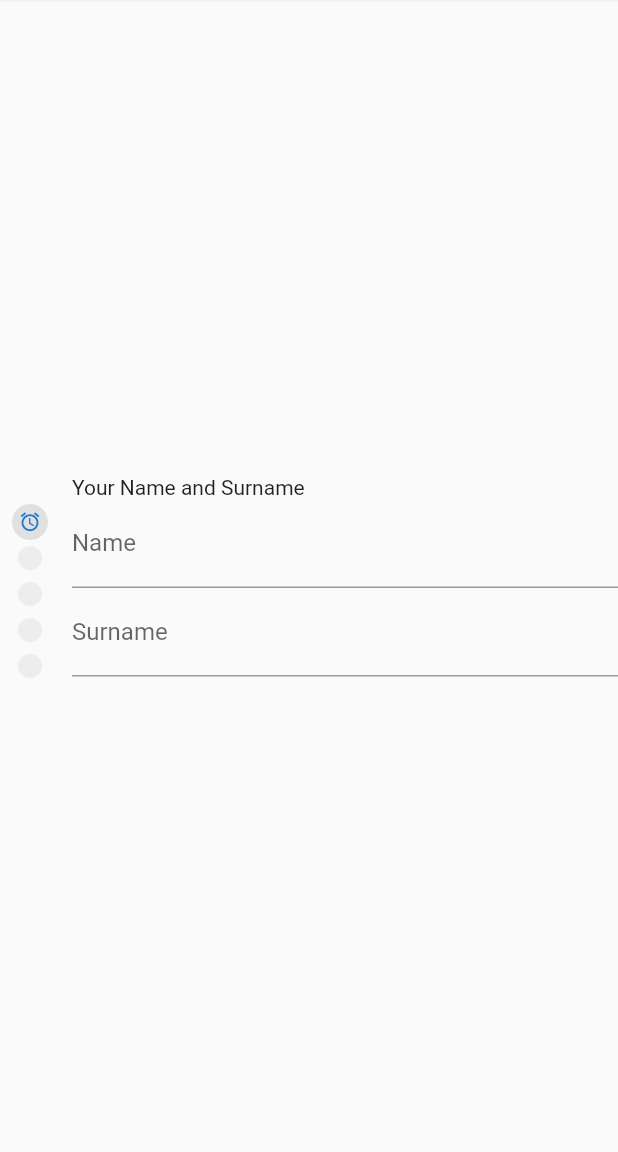
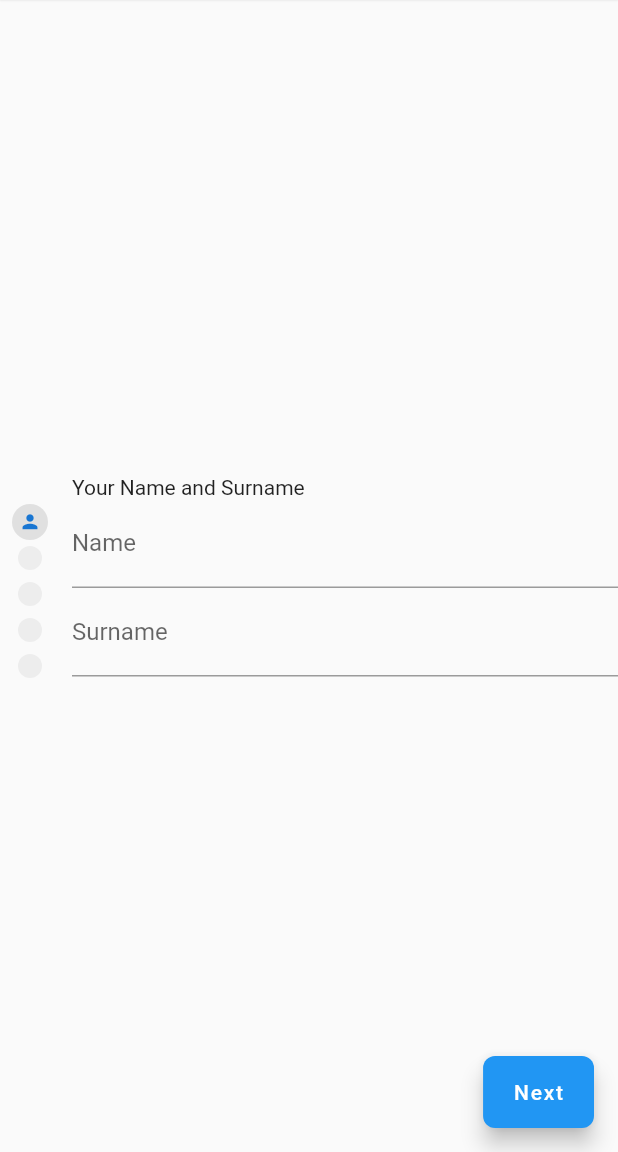
Before and after one commit to mdikcinar/vertical_page_stepper, a Flutter app: the screen it shows after launch, on a phone screen of 412 x 824 dp, the part 84-1236 px from its top. Run offline on Flutter 3.47's test engine with Material 2 defaults, Android fonts, the phone set to English and light mode, and no system bars.

Commit message:
feat: example refactored

```diff
--- a/example/lib/stepper/stepper_example_page.dart
+++ b/example/lib/stepper/stepper_example_page.dart
@@ -43,6 +43,16 @@ class _ExamplePageState extends State<ExamplePage> {
             backgroundColor: Colors.blueAccent,
             elevation: hasAppBarElevation ? null : 0,
           ),
+          floatingActionButton: FloatingActionButton.extended(
+            label: const Text('Next'),
+            shape: const RoundedRectangleBorder(borderRadius: BorderRadius.all(Radius.circular(8))),
+            onPressed: () {
+              pageController.nextPage(
+                duration: const Duration(milliseconds: 500),
+                curve: Curves.easeOut,
+              );
+            },
+          ),
           body: child,
         );
       },
--- a/example/lib/stepper/stepper_example_view.dart
+++ b/example/lib/stepper/stepper_example_view.dart
@@ -1,6 +1,5 @@
 import 'package:flutter/material.dart';
-import 'package:page_stepper_example/stepper/steps/step_1.dart';
-import 'package:page_stepper_example/stepper/widgets/step_title_bar.dart';
+import 'package:page_stepper_example/stepper/steps/steps.dart';
 import 'package:vertical_page_stepper/vertical_page_stepper.dart';
 
 class StepperExampleView extends StatelessWidget {
@@ -19,76 +18,12 @@ class StepperExampleView extends StatelessWidget {
         backgroundColor: Colors.grey.shade300,
         opacity: 0.5,
       ),
-      steps: [
-        const Step1(),
-        const VerticalPageStep(
-          indicator: Icon(Icons.accessibility, size: 15),
-          title: StepTitleBar(
-            title: Text(
-              'Hizmet/Ürün',
-              style: TextStyle(color: Colors.black),
-            ),
-            color: Colors.white,
-          ),
-          content: Center(child: Text('content 2S')),
-        ),
-        VerticalPageStep(
-          indicator: Icon(Icons.error, size: 15),
-          title: StepTitleBar(
-            title: const Text(
-              'Detay',
-              style: TextStyle(color: Colors.black),
-            ),
-            color: Colors.grey.shade200,
-          ),
-          content: ColoredBox(
-            color: Colors.grey.shade200,
-            child: Column(
-              mainAxisAlignment: MainAxisAlignment.center,
-              children: [
-                Text('data'),
-              ],
-            ),
-          ),
-        ),
-        VerticalPageStep(
-          indicator: const Icon(Icons.pages, size: 15),
-          title: const StepTitleBar(
-            title: Text(
-              'Detay 2',
-              style: TextStyle(color: Colors.black),
-            ),
-            color: Colors.white,
-          ),
-          content: ColoredBox(
-            color: Colors.white,
-            child: Column(
-              mainAxisAlignment: MainAxisAlignment.center,
-              children: [
-                Text('data'),
-              ],
-            ),
-          ),
-        ),
-        VerticalPageStep(
-          indicator: const Icon(Icons.sell_rounded, size: 15),
-          title: StepTitleBar(
-            title: const Text(
-              'Detay3',
-              style: TextStyle(color: Colors.black),
-            ),
-            color: Colors.grey.shade200,
-          ),
-          content: ColoredBox(
-            color: Colors.grey.shade200,
-            child: Column(
-              mainAxisAlignment: MainAxisAlignment.center,
-              children: [
-                Text('data'),
-              ],
-            ),
-          ),
-        )
+      steps: const [
+        Step1(),
+        Step2(),
+        Step3(),
+        Step4(),
+        Step5(),
       ],
     );
   }
--- a/example/lib/stepper/steps/step_1.dart
+++ b/example/lib/stepper/steps/step_1.dart
@@ -5,7 +5,7 @@ import 'package:vertical_page_stepper/vertical_page_stepper.dart';
 class Step1 extends VerticalPageStep {
   const Step1()
       : super(
-          indicator: const Icon(Icons.access_alarm, size: 15),
+          indicator: const Icon(Icons.person, size: 15),
           title: const _Step1Title(),
           content: const _Step1Content(),
         );
@@ -18,7 +18,7 @@ class _Step1Title extends StatelessWidget {
   Widget build(BuildContext context) {
     return const StepTitleBar(
       title: Text(
-        'Step 1',
+        'Personal Info',
         style: TextStyle(color: Colors.white),
       ),
       color: Colors.blueAccent,
@@ -31,15 +31,19 @@ class _Step1Content extends StatelessWidget {
 
   @override
   Widget build(BuildContext context) {
-    return Padding(
+    return InkWell(
+      splashColor: Colors.transparent,
+      highlightColor: Colors.transparent,
+      onTap: () {
+        FocusScope.of(context).unfocus();
+      },
+      child: Padding(
         padding: const EdgeInsets.only(left: 48),
         child: Column(
           crossAxisAlignment: CrossAxisAlignment.start,
           mainAxisAlignment: MainAxisAlignment.center,
           children: [
-          Text(
-            'Your Name and Surname',
-          ),
+            Text('Your Name and Surname'),
             TextFormField(
               decoration: const InputDecoration(
                 labelText: 'Name',
@@ -52,6 +56,7 @@ class _Step1Content extends StatelessWidget {
             ),
           ],
         ),
+      ),
     );
   }
 }
--- /dev/null
+++ b/example/lib/stepper/steps/step_2.dart
@@ -0,0 +1,38 @@
+import 'package:flutter/material.dart';
+import 'package:page_stepper_example/stepper/widgets/step_title_bar.dart';
+import 'package:vertical_page_stepper/vertical_page_stepper.dart';
+
+class Step2 extends VerticalPageStep {
+  const Step2()
+      : super(
+          indicator: const Icon(Icons.accessibility, size: 15),
+          title: const _Step2Title(),
+          content: const _Step2Content(),
+        );
+}
+
+class _Step2Title extends StatelessWidget {
+  const _Step2Title({Key? key}) : super(key: key);
+
+  @override
+  Widget build(BuildContext context) {
+    return const StepTitleBar(
+      title: Text(
+        'Weights',
+        style: TextStyle(color: Colors.black),
+      ),
+      color: Colors.white,
+    );
+  }
+}
+
+class _Step2Content extends StatelessWidget {
+  const _Step2Content({Key? key}) : super(key: key);
+
+  @override
+  Widget build(BuildContext context) {
+    return const Center(
+      child: Text('Content 2'),
+    );
+  }
+}
--- /dev/null
+++ b/example/lib/stepper/steps/step_3.dart
@@ -0,0 +1,41 @@
+import 'package:flutter/material.dart';
+import 'package:page_stepper_example/stepper/widgets/step_title_bar.dart';
+import 'package:vertical_page_stepper/vertical_page_stepper.dart';
+
+class Step3 extends VerticalPageStep {
+  const Step3()
+      : super(
+          indicator: const Icon(Icons.sell_rounded, size: 15),
+          title: const _Step3Title(),
+          content: const _Step3Content(),
+        );
+}
+
+class _Step3Title extends StatelessWidget {
+  const _Step3Title({Key? key}) : super(key: key);
+
+  @override
+  Widget build(BuildContext context) {
+    return StepTitleBar(
+      title: const Text(
+        'Step 3',
+        style: TextStyle(color: Colors.black),
+      ),
+      color: Colors.grey.shade200,
+    );
+  }
+}
+
+class _Step3Content extends StatelessWidget {
+  const _Step3Content({Key? key}) : super(key: key);
+
+  @override
+  Widget build(BuildContext context) {
+    return ColoredBox(
+      color: Colors.grey.shade200,
+      child: const Center(
+        child: Text('Content 3'),
+      ),
+    );
+  }
+}
--- /dev/null
+++ b/example/lib/stepper/steps/step_4.dart
@@ -0,0 +1,38 @@
+import 'package:flutter/material.dart';
+import 'package:page_stepper_example/stepper/widgets/step_title_bar.dart';
+import 'package:vertical_page_stepper/vertical_page_stepper.dart';
+
+class Step4 extends VerticalPageStep {
+  const Step4()
+      : super(
+          indicator: const Icon(Icons.pages, size: 15),
+          title: const _Step4Title(),
+          content: const _Step4Content(),
+        );
+}
+
+class _Step4Title extends StatelessWidget {
+  const _Step4Title({Key? key}) : super(key: key);
+
+  @override
+  Widget build(BuildContext context) {
+    return const StepTitleBar(
+      title: Text(
+        'Step 4',
+        style: TextStyle(color: Colors.black),
+      ),
+      color: Colors.white,
+    );
+  }
+}
+
+class _Step4Content extends StatelessWidget {
+  const _Step4Content({Key? key}) : super(key: key);
+
+  @override
+  Widget build(BuildContext context) {
+    return const Center(
+      child: Text('Content 4'),
+    );
+  }
+}
--- /dev/null
+++ b/example/lib/stepper/steps/step_5.dart
@@ -0,0 +1,41 @@
+import 'package:flutter/material.dart';
+import 'package:page_stepper_example/stepper/widgets/step_title_bar.dart';
+import 'package:vertical_page_stepper/vertical_page_stepper.dart';
+
+class Step5 extends VerticalPageStep {
+  const Step5()
+      : super(
+          indicator: const Icon(Icons.info, size: 15),
+          title: const _Step5Title(),
+          content: const _Step5Content(),
+        );
+}
+
+class _Step5Title extends StatelessWidget {
+  const _Step5Title({Key? key}) : super(key: key);
+
+  @override
+  Widget build(BuildContext context) {
+    return StepTitleBar(
+      title: const Text(
+        'Step 3',
+        style: TextStyle(color: Colors.black),
+      ),
+      color: Colors.grey.shade200,
+    );
+  }
+}
+
+class _Step5Content extends StatelessWidget {
+  const _Step5Content({Key? key}) : super(key: key);
+
+  @override
+  Widget build(BuildContext context) {
+    return ColoredBox(
+      color: Colors.grey.shade200,
+      child: const Center(
+        child: Text('Content 5'),
+      ),
+    );
+  }
+}
--- /dev/null
+++ b/example/lib/stepper/steps/steps.dart
@@ -0,0 +1,5 @@
+export 'step_1.dart';
+export 'step_2.dart';
+export 'step_3.dart';
+export 'step_4.dart';
+export 'step_5.dart';
```
Lines whose indentation alone changed are shown as unchanged.
